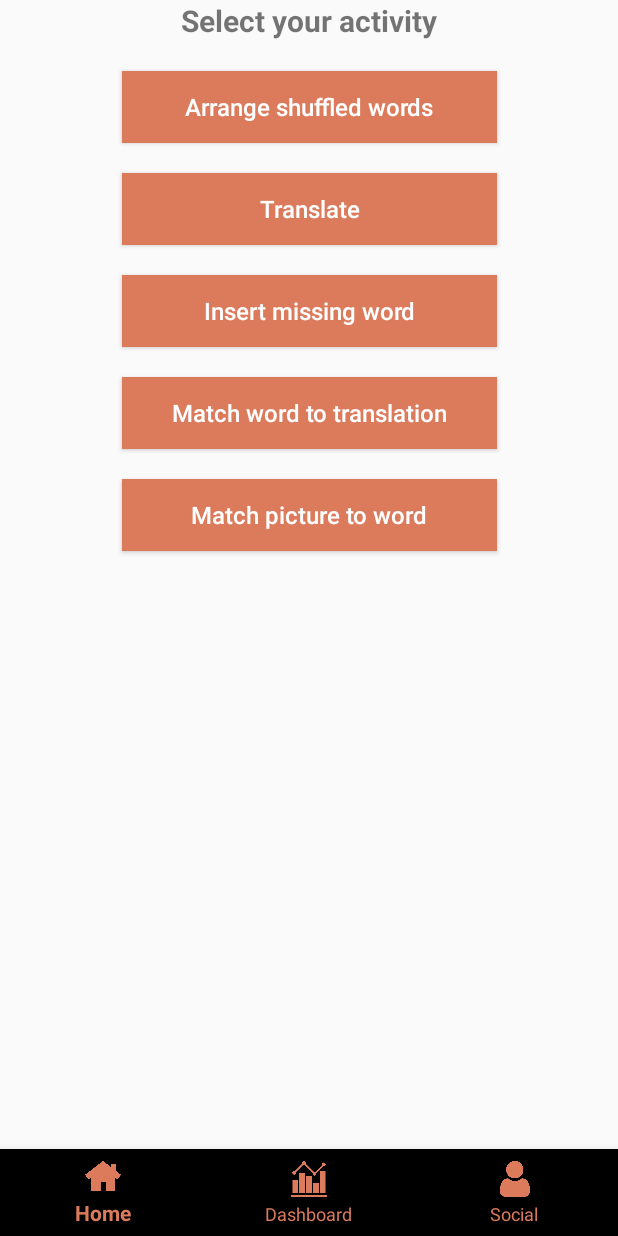
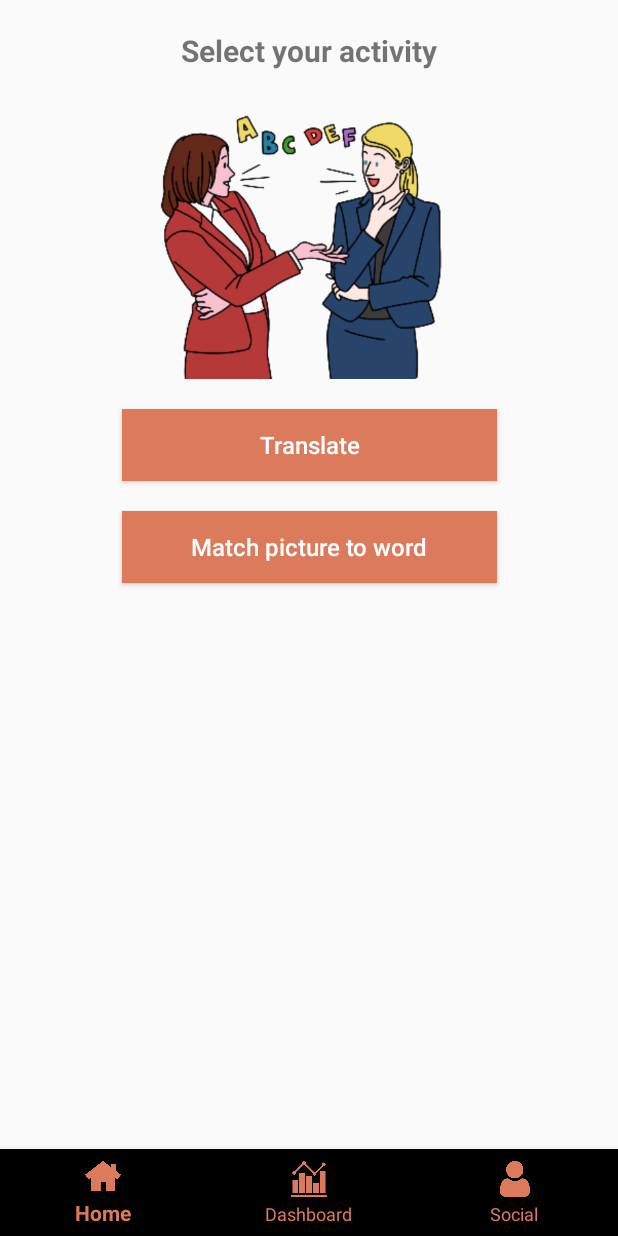
Before and after one commit to yulia-samoilovich/TourLingo, an Android app: the Learn screen opened directly, with no data from a screen before it, on a phone screen of 412 x 824 dp. Run offline under Robolectric (Android 15) with nearby library versions, the light colour scheme and no system bars.

Commit message:
learn page modification

```diff
--- a/app/src/main/java/com/example/tourlingo/Learn.java
+++ b/app/src/main/java/com/example/tourlingo/Learn.java
@@ -8,7 +8,7 @@ import android.view.View;
 import android.widget.Button;
 
 public class Learn extends AppCompatActivity implements View.OnClickListener{
-    Button btnTranslate, btnInsert, btnMatchT, btnMatchP;
+    Button btnTranslate, btnMatchP;
 
     @Override
     protected void onCreate(Bundle savedInstanceState) {
@@ -18,13 +18,15 @@ public class Learn extends AppCompatActivity implements View.OnClickListener{
     }
 
     private void initialize() {
+        //btnArrange = findViewById(R.id.btnArrange);
         btnTranslate = findViewById(R.id.btnTranslate);
-        btnInsert = findViewById(R.id.btnInsert);
-        btnMatchT = findViewById(R.id.btnMatchT);
+        //btnInsert = findViewById(R.id.btnInsert);
+        //btnMatchT = findViewById(R.id.btnMatchT);
         btnMatchP = findViewById(R.id.btnMatchP);
+        //btnArrange.setOnClickListener(this);
         btnTranslate.setOnClickListener(this);
-        btnInsert.setOnClickListener(this);
-        btnMatchT.setOnClickListener(this);
+        //btnInsert.setOnClickListener(this);
+        //btnMatchT.setOnClickListener(this);
         btnMatchP.setOnClickListener(this);
     }
 
@@ -33,6 +35,10 @@ public class Learn extends AppCompatActivity implements View.OnClickListener{
         int btnId = view.getId();
 
         switch(btnId){
+            //case R.id.btnArrange:
+            //Intent i = new Intent(this, Arrange.class);
+            //startActivity(i);
+            //break;
             case R.id.btnTranslate:
                 Intent i2 = new Intent(this, Translate.class);
                 startActivity(i2);
--- a/app/src/main/res/layout/activity_learn.xml
+++ b/app/src/main/res/layout/activity_learn.xml
@@ -16,27 +16,25 @@
         android:text="Select your activity"
         android:textSize="20sp"
         android:textStyle="bold"
+        android:layout_marginTop="20dp"
         />
 
-    <Button
-        android:id="@+id/btnArrange"
-        android:layout_width="250dp"
-        android:layout_height="wrap_content"
+    <ImageView
+        android:id="@+id/imageView"
+        android:layout_width="228dp"
+        android:layout_height="205dp"
+        app:srcCompat="@drawable/learn_abc"
+        tools:layout_editor_absoluteX="91dp"
+        tools:layout_editor_absoluteY="22dp"
         app:layout_constraintTop_toBottomOf="@id/tvTitle"
         app:layout_constraintLeft_toLeftOf="parent"
-        app:layout_constraintRight_toRightOf="parent"
-        android:layout_marginTop="20dp"
-        android:text="Arrange shuffled words"
-        android:textColor="@color/white"
-        android:textAllCaps="false"
-        android:textSize="16sp"
-        android:background="@drawable/button_selector"/>
+        app:layout_constraintRight_toRightOf="parent"/>
 
     <Button
         android:id="@+id/btnTranslate"
         android:layout_width="250dp"
         android:layout_height="wrap_content"
-        app:layout_constraintTop_toBottomOf="@id/btnArrange"
+        app:layout_constraintTop_toBottomOf="@id/imageView"
         app:layout_constraintLeft_toLeftOf="parent"
         app:layout_constraintRight_toRightOf="parent"
         android:layout_marginTop="20dp"
@@ -47,41 +45,13 @@
         android:background="@drawable/button_selector"
         />
 
-    <Button
-        android:id="@+id/btnInsert"
-        android:layout_width="250dp"
-        android:layout_height="wrap_content"
-        app:layout_constraintTop_toBottomOf="@id/btnTranslate"
-        app:layout_constraintLeft_toLeftOf="parent"
-        app:layout_constraintRight_toRightOf="parent"
-        android:layout_marginTop="20dp"
-        android:text="Insert missing word"
-        android:textColor="@color/white"
-        android:textAllCaps="false"
-        android:textSize="16sp"
-        android:background="@drawable/button_selector"
-        />
 
-    <Button
-        android:id="@+id/btnMatchT"
-        android:layout_width="250dp"
-        android:layout_height="wrap_content"
-        app:layout_constraintTop_toBottomOf="@id/btnInsert"
-        app:layout_constraintLeft_toLeftOf="parent"
-        app:layout_constraintRight_toRightOf="parent"
-        android:layout_marginTop="20dp"
-        android:text="Match word to translation"
-        android:textColor="@color/white"
-        android:textAllCaps="false"
-        android:textSize="16sp"
-        android:background="@drawable/button_selector"
-        />
 
     <Button
         android:id="@+id/btnMatchP"
         android:layout_width="250dp"
         android:layout_height="wrap_content"
-        app:layout_constraintTop_toBottomOf="@id/btnMatchT"
+        app:layout_constraintTop_toBottomOf="@id/btnTranslate"
         app:layout_constraintLeft_toLeftOf="parent"
         app:layout_constraintRight_toRightOf="parent"
         android:layout_marginTop="20dp"
```
Also changed, not shown: app/src/main/res/drawable/learn_abc.png (added).
